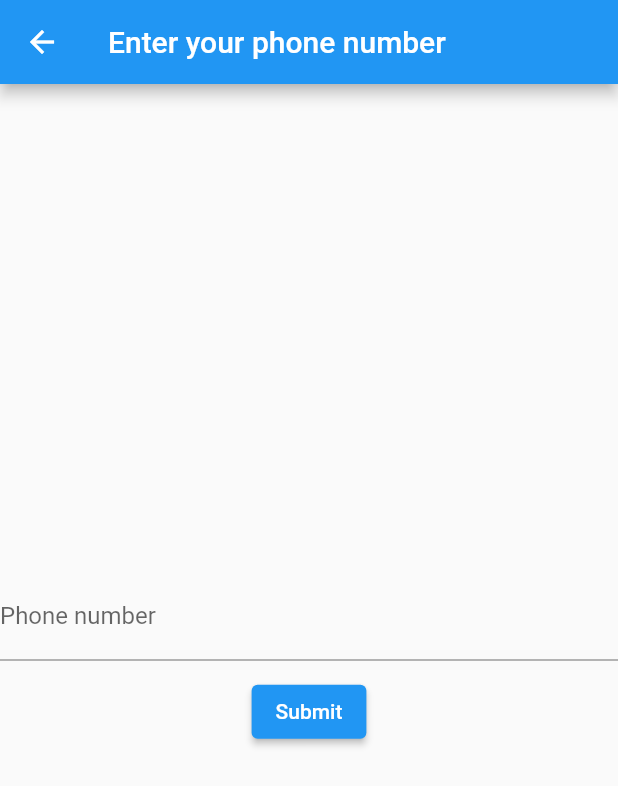
After one commit to akshayekumar1997/textify, a Flutter app: the EnterPhoneNumberScreen screen opened directly, on a phone screen of 412 x 824 dp. The commit adds this screen. Shown: the top 786 px of the screen. Run offline on Flutter 3.47's test engine with Material 2 defaults, Android fonts, the phone set to English and light mode, and no system bars; our stand-ins replace animated_text_kit, cloud_firestore, firebase_auth, firebase_core, flutter_contacts, flutter_riverpod and 3 more; accounts and stored records are empty.

```diff
--- /dev/null
+++ b/lib/screens/enter_phone_screen.dart
@@ -0,0 +1,38 @@
+import 'package:flutter/material.dart';
+
+class EnterPhoneNumberScreen extends StatefulWidget {
+  @override
+  State<EnterPhoneNumberScreen> createState() => _EnterPhoneNumberScreenState();
+}
+
+class _EnterPhoneNumberScreenState extends State<EnterPhoneNumberScreen> {
+  final TextEditingController _phoneNumberController = TextEditingController();
+
+  @override
+  Widget build(BuildContext context) {
+    return Scaffold(
+      appBar: AppBar(
+        title: Text('Enter your phone number'),
+      ),
+      body: Center(
+        child: Column(
+          mainAxisAlignment: MainAxisAlignment.center,
+          children: [
+            TextFormField(
+              controller: _phoneNumberController,
+              keyboardType: TextInputType.phone,
+              decoration: InputDecoration(labelText: 'Phone number'),
+            ),
+            SizedBox(height: 10),
+            ElevatedButton(
+              child: Text('Submit'),
+              onPressed: () {
+                // TODO: Submit the phone number
+              },
+            ),
+          ],
+        ),
+      ),
+    );
+  }
+}
--- a/lib/screens/registration_screen.dart
+++ b/lib/screens/registration_screen.dart
@@ -128,7 +128,7 @@ class _RegistrationState extends State<Registration> {
           }
            }
            catch(e){
-            print(e);
+
            }
             }
           else{
--- /dev/null
+++ b/lib/utils/utils.dart
@@ -0,0 +1,5 @@
+import 'package:flutter/material.dart';
+
+void showSnack({required BuildContext context,required String title}){
+ScaffoldMessenger.of(context).showSnackBar(SnackBar(content: Text(title)));
+}
--- a/pubspec.yaml
+++ b/pubspec.yaml
@@ -22,6 +22,10 @@ dependencies:
   cloud_firestore: ^4.8.4
   flutter_spinkit: ^5.2.0
   flutter_progress_hud: ^2.0.2
+  flutter_contacts: ^1.1.7+1
+  permission_handler: ^11.0.0
+  riverpod: ^2.4.0
+  flutter_riverpod: ^2.4.0
 
 dev_dependencies:
   flutter_test:
```
Also changed, not shown: lib/controller/contacts_controller.dart (added, +30 -0 lines), lib/main.dart (+6 -3 lines), lib/models/user_model.dart (added, +38 -0 lines), lib/repository/auth_repository.dart (added, +35 -0 lines), lib/repository/show_conatacts_repository.dart (added, +50 -0 lines), lib/screens/chat_screen.dart (+29 -12 lines), lib/screens/contacts_screen.dart (added, +60 -0 lines), lib/screens/otp_screen.dart (added, +76 -0 lines), pubspec.lock, 4 other files.
